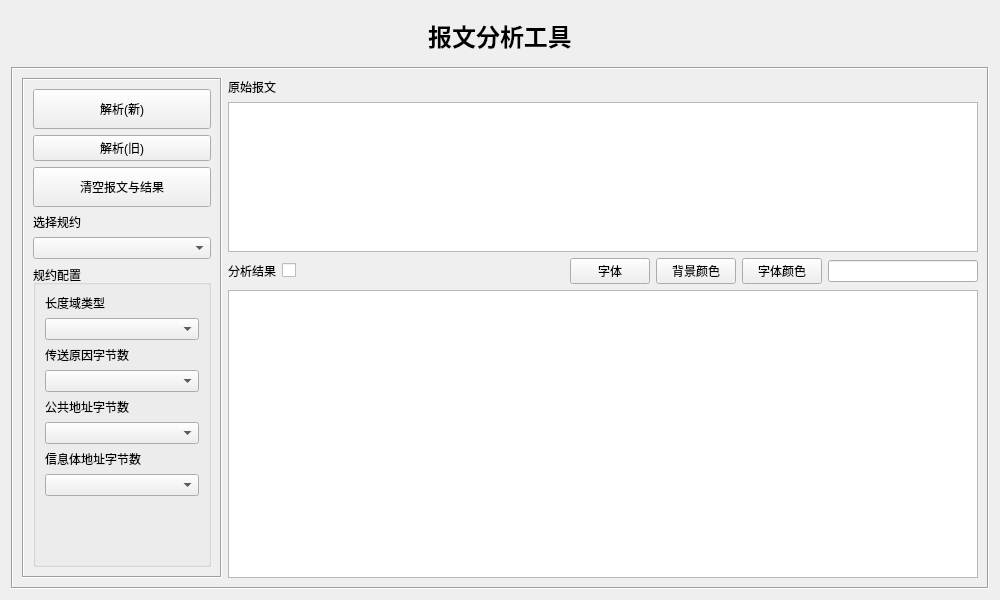
Old version of the form src/form/frmanalysis.ui in the repository whx110123/nettool.
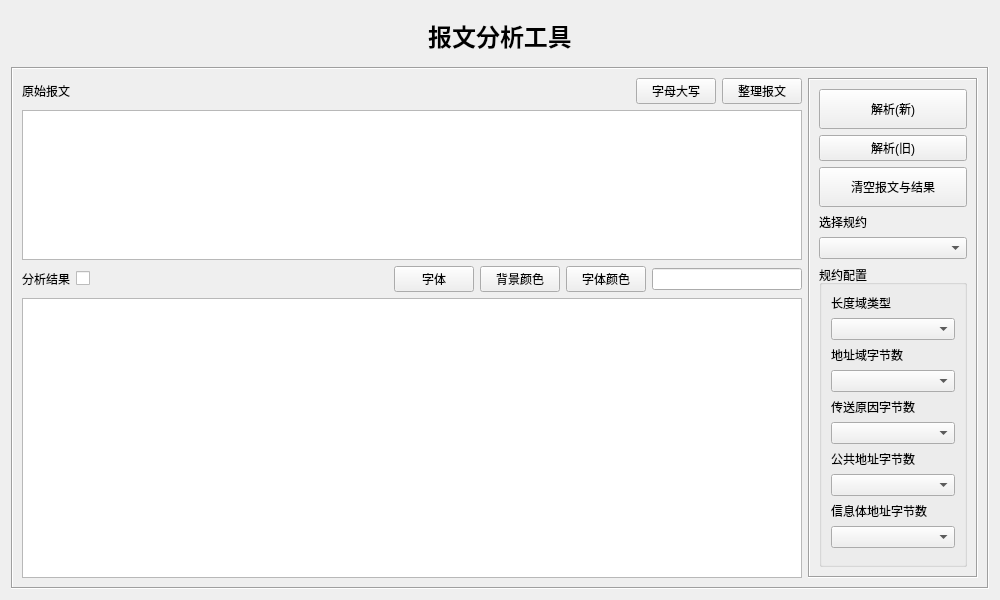
New version of the form.

What changed in the file:
```diff
--- a/src/form/frmanalysis.ui
+++ b/src/form/frmanalysis.ui
@@ -53,11 +53,58 @@
       <enum>QFrame::Sunken</enum>
      </property>
      <layout class="QGridLayout" name="gridLayout">
-      <item row="0" column="0" rowspan="4">
+      <item row="0" column="0">
+       <layout class="QHBoxLayout" name="horizontalLayout_2">
+        <item>
+         <widget class="QLabel" name="label">
+          <property name="text">
+           <string>原始报文</string>
+          </property>
+         </widget>
+        </item>
+        <item>
+         <spacer name="horizontalSpacer_2">
+          <property name="orientation">
+           <enum>Qt::Horizontal</enum>
+          </property>
+          <property name="sizeHint" stdset="0">
+           <size>
+            <width>40</width>
+            <height>20</height>
+           </size>
+          </property>
+         </spacer>
+        </item>
+        <item>
+         <widget class="QPushButton" name="pushButton_change">
+          <property name="text">
+           <string>字母大写</string>
+          </property>
+         </widget>
+        </item>
+        <item>
+         <widget class="QPushButton" name="pushButton_clean">
+          <property name="toolTip">
+           <string>&lt;html&gt;&lt;head/&gt;&lt;body&gt;&lt;p&gt;1.删除空白行&lt;/p&gt;&lt;p&gt;2.删除每行首尾空白&lt;/p&gt;&lt;p&gt;3.删除非报文开头的行&lt;/p&gt;&lt;/body&gt;&lt;/html&gt;</string>
+          </property>
+          <property name="text">
+           <string>整理报文</string>
+          </property>
+         </widget>
+        </item>
+       </layout>
+      </item>
+      <item row="0" column="1" rowspan="4">
        <widget class="QFrame" name="frame">
+        <property name="minimumSize">
+         <size>
+          <width>170</width>
+          <height>0</height>
+         </size>
+        </property>
         <property name="maximumSize">
          <size>
-          <width>200</width>
+          <width>170</width>
           <height>16777215</height>
          </size>
         </property>
@@ -151,6 +198,16 @@
             <item>
              <widget class="QComboBox" name="comboBox_lengthtype"/>
             </item>
+            <item>
+             <widget class="QLabel" name="label_9">
+              <property name="text">
+               <string>地址域字节数</string>
+              </property>
+             </widget>
+            </item>
+            <item>
+             <widget class="QComboBox" name="comboBox_addrlen"/>
+            </item>
             <item>
              <widget class="QLabel" name="label_5">
               <property name="minimumSize">
@@ -212,14 +269,7 @@
         </layout>
        </widget>
       </item>
-      <item row="0" column="1">
-       <widget class="QLabel" name="label">
-        <property name="text">
-         <string>原始报文</string>
-        </property>
-       </widget>
-      </item>
-      <item row="1" column="1" colspan="2">
+      <item row="1" column="0">
        <widget class="QTextEdit" name="originaltext">
         <property name="maximumSize">
          <size>
@@ -232,17 +282,7 @@
         </property>
        </widget>
       </item>
-      <item row="3" column="1" colspan="2">
-       <widget class="QTextEdit" name="resulttext">
-        <property name="styleSheet">
-         <string notr="true"/>
-        </property>
-        <property name="readOnly">
-         <bool>true</bool>
-        </property>
-       </widget>
-      </item>
-      <item row="2" column="1" colspan="2">
+      <item row="2" column="0">
        <layout class="QHBoxLayout" name="horizontalLayout">
         <item>
          <widget class="QLabel" name="label_2">
@@ -304,6 +344,16 @@
         </item>
        </layout>
       </item>
+      <item row="3" column="0">
+       <widget class="QTextEdit" name="resulttext">
+        <property name="styleSheet">
+         <string notr="true"/>
+        </property>
+        <property name="readOnly">
+         <bool>true</bool>
+        </property>
+       </widget>
+      </item>
      </layout>
     </widget>
    </item>
```
